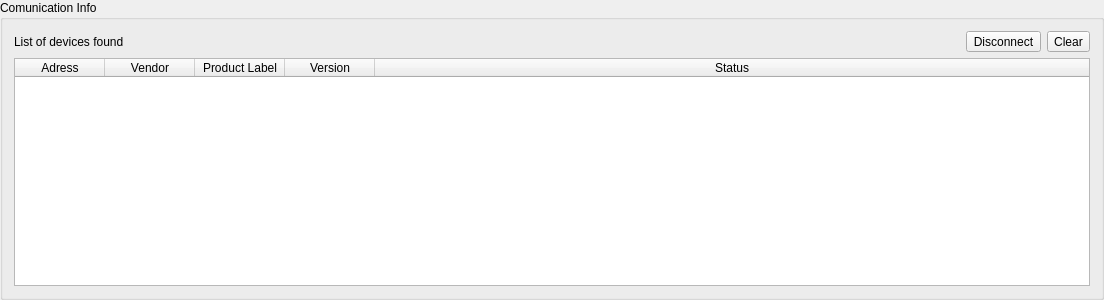
The window that AirCoolControll/AirCoolControll/connectionlog.ui (ComEngineering/AirCoolControl_Desktop) describes before a commit, drawn with Qt 5.
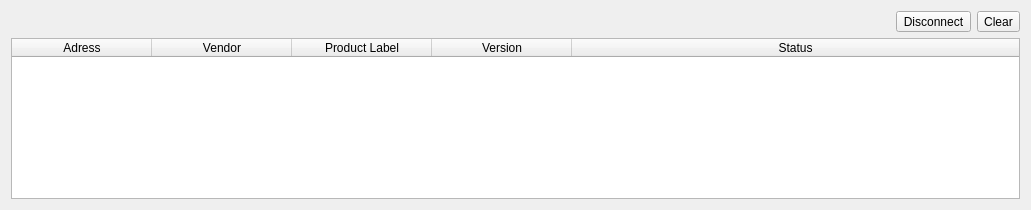
The same window after the commit.

What changed in the file:
```diff
--- a/AirCoolControll/AirCoolControll/connectionlog.ui
+++ b/AirCoolControll/AirCoolControll/connectionlog.ui
@@ -6,46 +6,18 @@
    <rect>
     <x>0</x>
     <y>0</y>
-    <width>1104</width>
-    <height>300</height>
+    <width>1031</width>
+    <height>210</height>
    </rect>
   </property>
   <property name="windowTitle">
    <string>ConnectionLog</string>
   </property>
   <layout class="QGridLayout" name="gridLayout">
-   <property name="leftMargin">
-    <number>0</number>
-   </property>
-   <property name="topMargin">
-    <number>0</number>
-   </property>
-   <property name="rightMargin">
-    <number>0</number>
-   </property>
-   <property name="bottomMargin">
-    <number>0</number>
-   </property>
-   <property name="spacing">
-    <number>0</number>
-   </property>
    <item row="0" column="0">
-    <widget class="QGroupBox" name="groupBox_3">
-     <property name="title">
-      <string>Comunication Info</string>
-     </property>
-     <layout class="QGridLayout" name="gridLayout_3">
-      <item row="1" column="0">
-       <layout class="QVBoxLayout" name="verticalLayout_3" stretch="0,0">
+    <layout class="QVBoxLayout" name="verticalLayout">
         <item>
-         <layout class="QHBoxLayout" name="horizontalLayout_5">
-          <item>
-           <widget class="QLabel" name="label_4">
-            <property name="text">
-             <string>List of devices found</string>
-            </property>
-           </widget>
-          </item>
+      <layout class="QHBoxLayout" name="horizontalLayout">
           <item>
            <spacer name="horizontalSpacer">
             <property name="orientation">
@@ -81,7 +53,10 @@
            <bool>true</bool>
           </attribute>
           <attribute name="horizontalHeaderDefaultSectionSize">
-           <number>90</number>
+        <number>140</number>
+       </attribute>
+       <attribute name="horizontalHeaderMinimumSectionSize">
+        <number>50</number>
           </attribute>
           <attribute name="horizontalHeaderStretchLastSection">
            <bool>true</bool>
@@ -123,9 +98,6 @@
          </widget>
         </item>
        </layout>
-      </item>
-     </layout>
-    </widget>
    </item>
   </layout>
  </widget>
```
Lines whose indentation alone changed are shown as unchanged.
